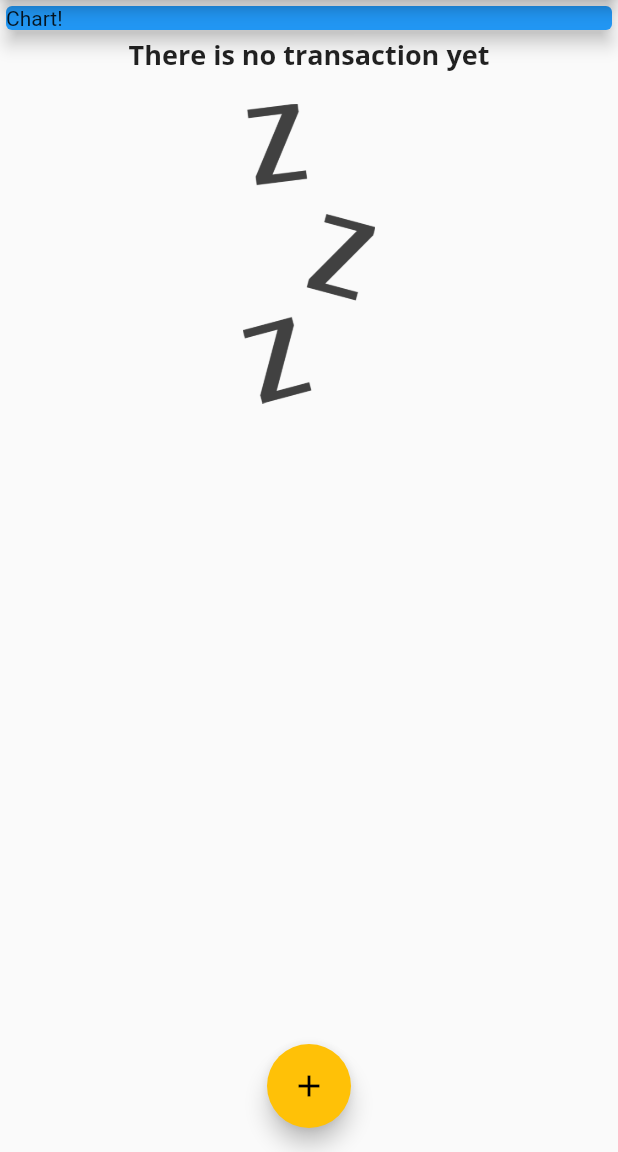
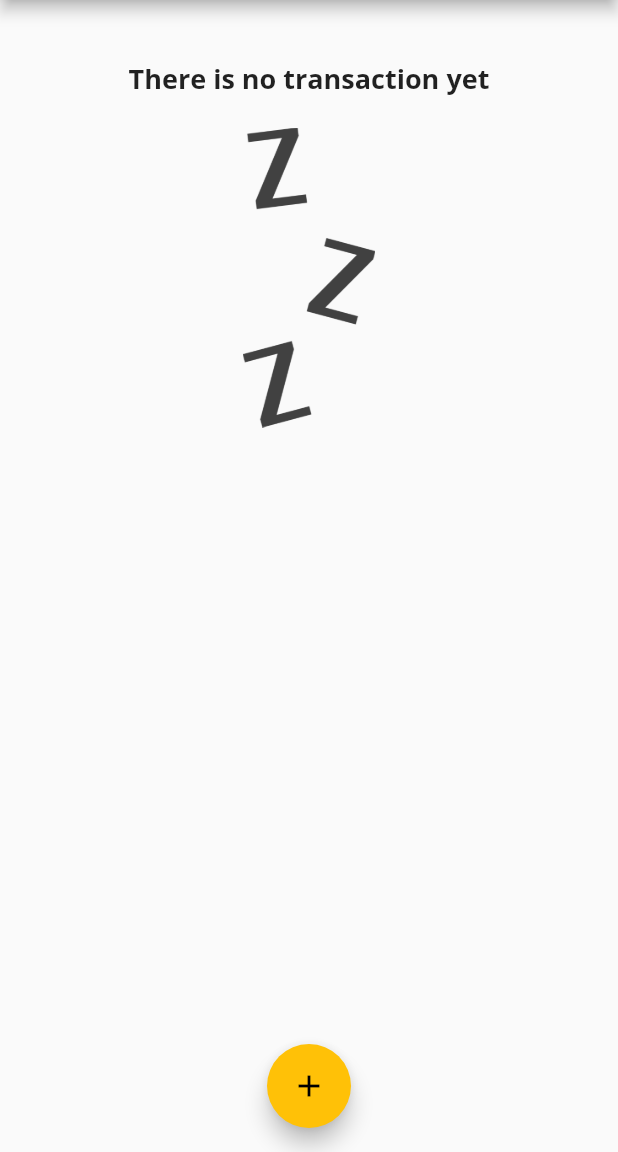
Before and after one commit to SeolJaeHyeok/personal_expense, a Flutter app: the screen it shows after launch, on a phone screen of 412 x 824 dp, the part 84-1236 px from its top. Run offline on Flutter 3.47's test engine with Material 2 defaults, Android fonts, the phone set to English and light mode, and no system bars; Roboto replaces fonts that are missing (Open Sans).

```diff
--- a/lib/main.dart
+++ b/lib/main.dart
@@ -1,5 +1,6 @@
 import 'package:flutter/material.dart';
 import 'package:flutter_expense_app/models/transaction.dart';
+import 'package:flutter_expense_app/widgets/chart.dart';
 import 'package:flutter_expense_app/widgets/new_transaction.dart';
 import 'package:flutter_expense_app/widgets/transaction_list.dart';
 
@@ -61,6 +62,16 @@ class _MyHomePageState extends State<MyHomePage> {
     // ),
   ];
 
+  List<Transaction> get _recentTransactions {
+    return _userTransactions.where((tx) {
+      return tx.date.isAfter(
+        DateTime.now().subtract(
+          Duration(days: 7),
+        ),
+      );
+    }).toList();
+  }
+
   void _addNewtransaction(String txTitle, double txAmount) {
     final newTx = Transaction(
         id: DateTime.now().toString(),
@@ -105,16 +116,7 @@ class _MyHomePageState extends State<MyHomePage> {
           // mainAxisAlignment: MainAxisAlignment.start,
           crossAxisAlignment: CrossAxisAlignment.stretch,
           children: [
-            Container(
-              width: double.infinity,
-              child: Card(
-                child: Text(
-                  'Chart!',
-                ),
-                color: Colors.blue,
-                elevation: 5,
-              ),
-            ),
+            Chart(_recentTransactions),
             TransactionList(_userTransactions),
           ],
         ),
--- a/lib/widgets/chart.dart
+++ b/lib/widgets/chart.dart
@@ -9,7 +9,9 @@ class Chart extends StatelessWidget {
 
   List<Map<String, Object>> get groupedTransactionValues {
     return List.generate(7, (index) {
-      final weekDay = DateTime.now().subtract(Duration(days: index),);
+      final weekDay = DateTime.now().subtract(
+        Duration(days: index),
+      );
 
       var totalSum = 0.0;
 
@@ -20,7 +22,11 @@ class Chart extends StatelessWidget {
           totalSum += recentTransactions[i].amount;
         }
       }
-      return {'day': DateFormat.E(weekDay), 'amount': totalSum};
+
+      return {
+        'day': DateFormat.E().format(weekDay),
+        'amount': totalSum,
+      };
     });
   }
 
@@ -29,6 +35,11 @@ class Chart extends StatelessWidget {
     return Card(
       elevation: 6,
       margin: EdgeInsets.all(20),
+      child: Row(
+        children: [
+
+        ],
+      ),
     );
   }
 }
```
